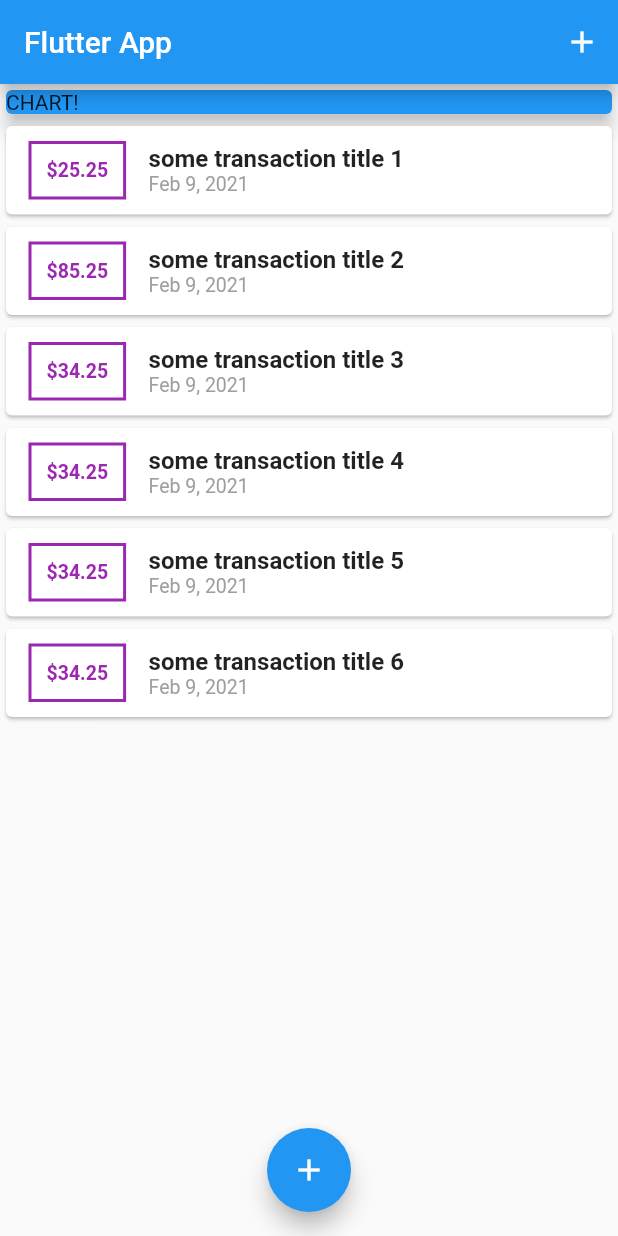
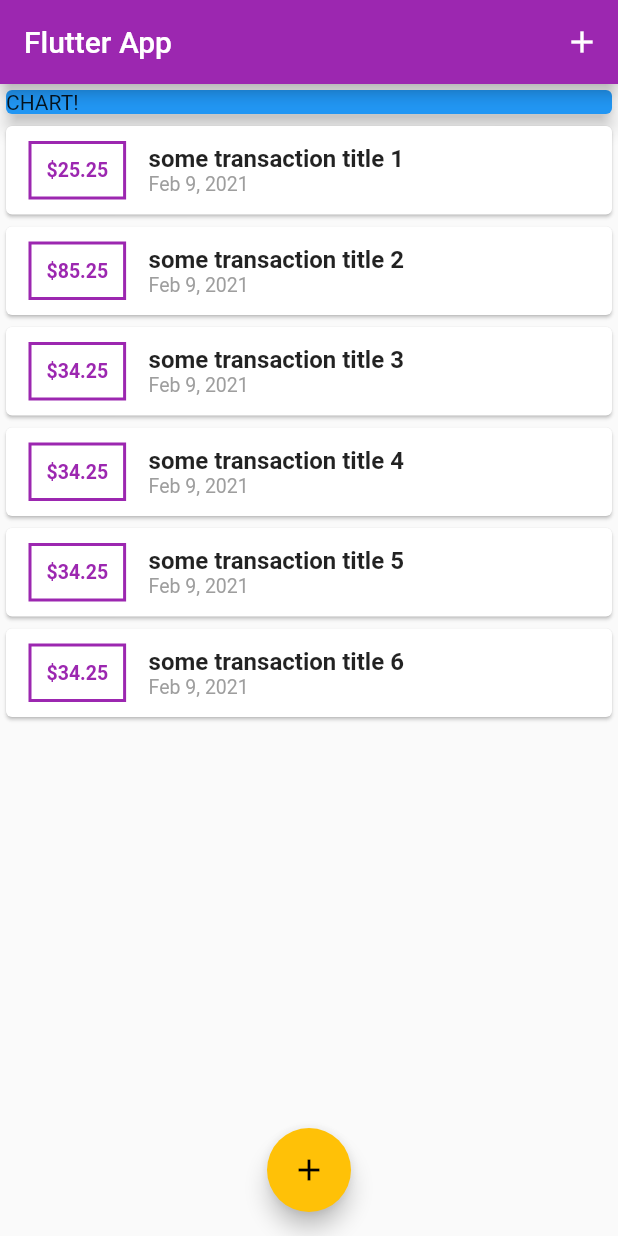
Before and after one commit to robozavri/flutter-finance, a Flutter app: the screen it shows after launch, on a phone screen of 412 x 824 dp. Run offline on Flutter 3.47's test engine with Material 2 defaults, Android fonts, the phone set to English and light mode, and no system bars.

Commit message:
[feat][finish-94]

```diff
--- a/lib/main.dart
+++ b/lib/main.dart
@@ -10,6 +10,7 @@ class MyApp extends StatelessWidget {
   Widget build(BuildContext context) {
     return MaterialApp(
       title: 'Flutter App',
+      theme: ThemeData(primaryColor: Colors.purple, accentColor: Colors.amber),
       home: MyHomePage(),
     );
   }
```
